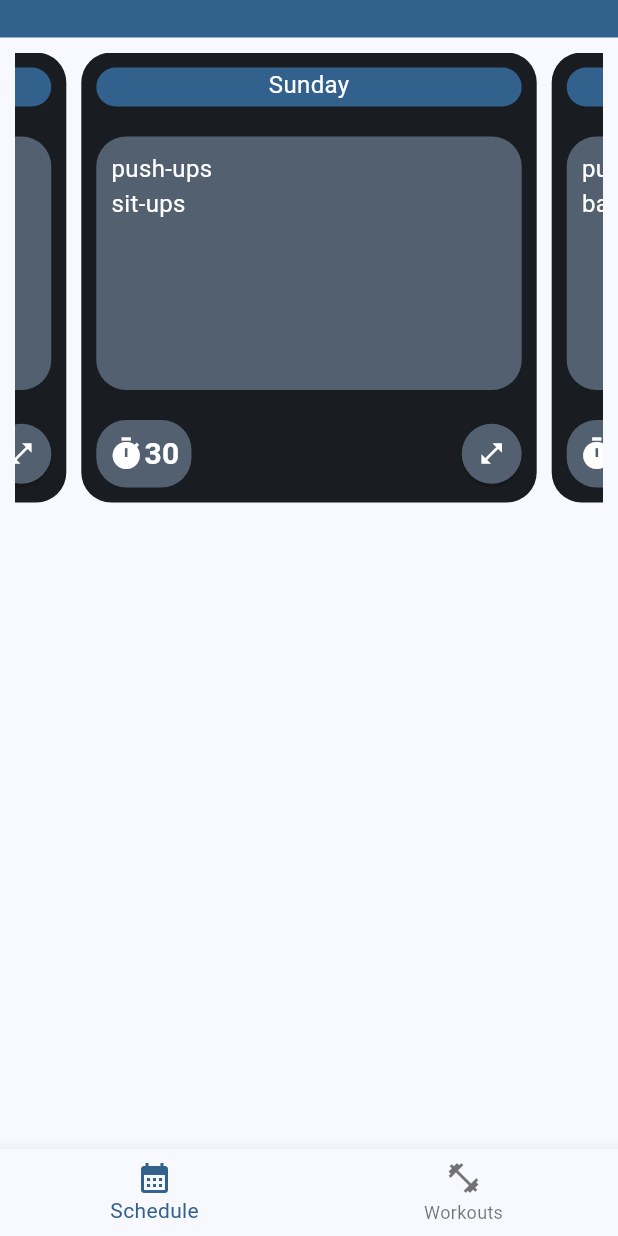
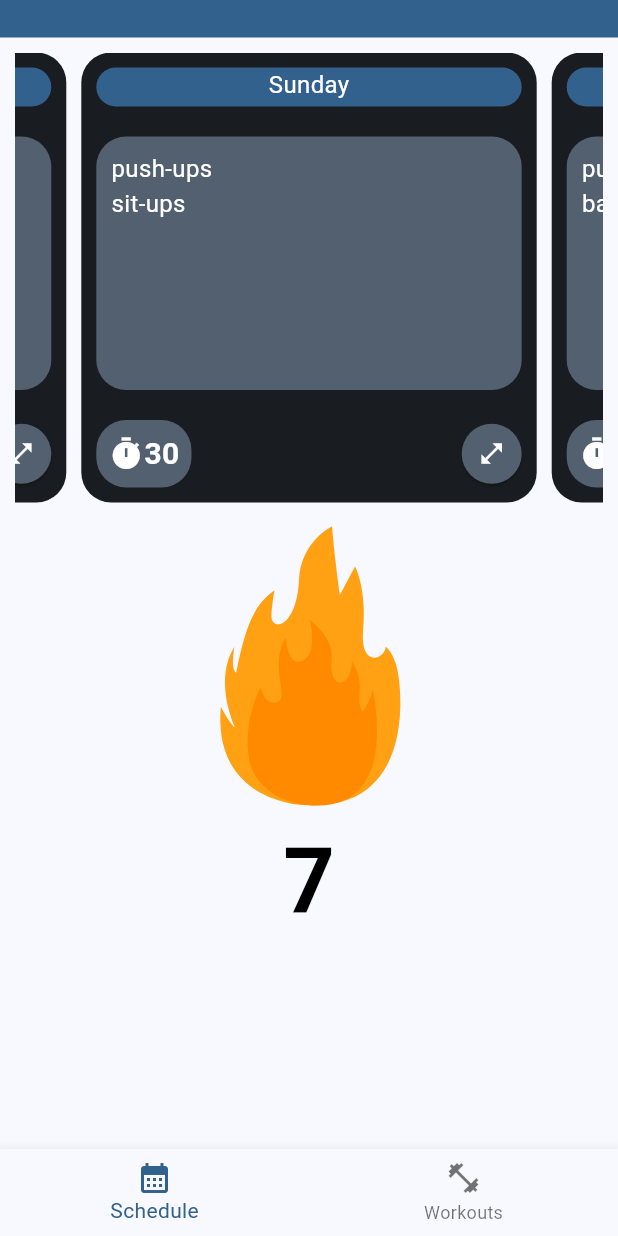
Before and after one commit to ColeWhaley1/Outwork, a Flutter app: the screen it shows after launch, on a phone screen of 412 x 824 dp. Run offline on Flutter 3.47's test engine with Material 3 defaults, Android fonts, the phone set to English and light mode, and no system bars; drawn by our look-alikes of carousel_slider; our stand-ins replace firebase_core, image_picker, lottie, video_player; accounts and stored records are empty; generated files the repository leaves out were written again.

Commit message:
get flame working

```diff
--- a/lib/pages/schedule/schedule.dart
+++ b/lib/pages/schedule/schedule.dart
@@ -1,5 +1,6 @@
 import 'package:flutter/material.dart';
 import 'package:carousel_slider/carousel_slider.dart';
+import 'package:lottie/lottie.dart';
 import 'package:workout_app/pages/schedule/types.dart';
 import 'package:workout_app/pages/schedule/workout_info.dart';
 import 'package:workout_app/pages/workouts/types.dart';
@@ -50,6 +51,22 @@ class _ThisWeekScheduleState extends State<ThisWeekSchedule> {
             padding: const EdgeInsets.all(10.0),
             child: WeekCarousel(
                 height: orientation == Orientation.portrait ? 300.0 : 200.0),
+          ),
+          SizedBox(
+            width: 200,
+            height: 200,
+            child: Lottie.asset(
+              'assets/fire-animation.json',
+              repeat: true,
+            ),
+          ),
+          const Text(
+            "7",
+            style: const TextStyle(
+              color: Colors.black,
+              fontWeight: FontWeight.bold,
+              fontSize: 60,
+            ),
           ),
         ],
       );
@@ -233,7 +250,10 @@ class _DayScheduleCardState extends State<DayScheduleCard> {
                     Text(
                       widget.dayInfo.totalTime.toString(),
                       style: const TextStyle(
-                          color: Colors.white, fontWeight: FontWeight.bold, fontSize: 20,),
+                        color: Colors.white,
+                        fontWeight: FontWeight.bold,
+                        fontSize: 20,
+                      ),
                     ),
                   ],
                 ),
--- a/pubspec.yaml
+++ b/pubspec.yaml
@@ -41,6 +41,7 @@ dependencies:
   image_picker: ^1.1.2
   video_player: ^2.9.1
   flutter_cache_manager: ^3.4.1
+  lottie: ^2.2.0
 
 dev_dependencies:
   flutter_test:
@@ -68,6 +69,9 @@ flutter:
   # included with your application, so that you can use the icons in
   # the material Icons class.
   uses-material-design: true
+
+  assets:
+    - assets/fire-animation.json
 
   # To add assets to your application, add an assets section, like this:
   # assets:
```
Also changed, not shown: assets/fire-animation.json (added, +1 -0 lines), pubspec.lock.
